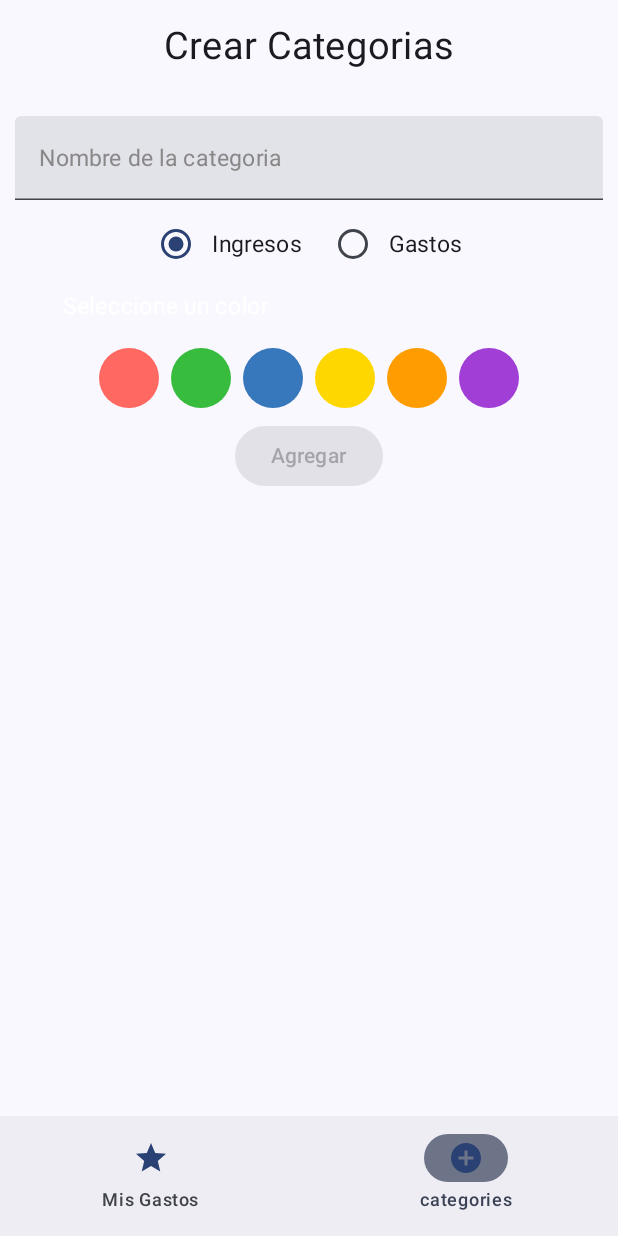
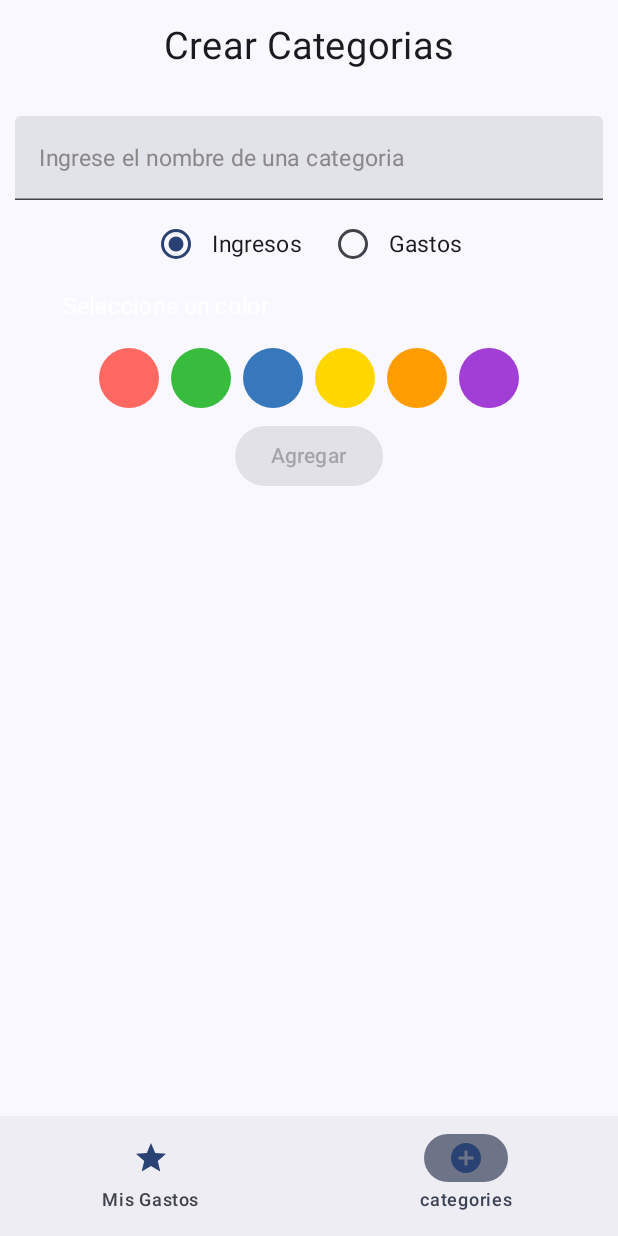
Before and after one commit to unlam-tec-movil/A2-2023-H2-E4, an Android app built with Jetpack Compose: the CategoryScreen screen opened through its navigation route, on a phone screen of 412 x 824 dp. Run offline under Robolectric (Android 15) with nearby library versions, the phone set to English and light mode, and no system bars; our stand-ins replace Dagger/Hilt's generated code.

Commit message:
Se verifica que se agregue bien a la BD las categorias (#22)
* Se verifica que se agregue bien a la BD las categorias

```diff
--- a/app/src/main/java/ar/edu/unlam/mobile/scaffold/ui/screens/categoryScreen/CategoryScreen.kt
+++ b/app/src/main/java/ar/edu/unlam/mobile/scaffold/ui/screens/categoryScreen/CategoryScreen.kt
@@ -1,15 +1,17 @@
 package ar.edu.unlam.mobile.scaffold.ui.screens.categoryScreen
 
-import CategoryTextField
 import androidx.compose.foundation.background
 import androidx.compose.foundation.layout.Column
 import androidx.compose.foundation.layout.Spacer
 import androidx.compose.foundation.layout.fillMaxSize
+import androidx.compose.foundation.layout.fillMaxWidth
 import androidx.compose.foundation.layout.height
 import androidx.compose.foundation.layout.padding
+import androidx.compose.foundation.text.KeyboardOptions
 import androidx.compose.material3.Button
 import androidx.compose.material3.MaterialTheme
 import androidx.compose.material3.Text
+import androidx.compose.material3.TextField
 import androidx.compose.runtime.Composable
 import androidx.compose.runtime.getValue
 import androidx.compose.runtime.mutableStateOf
@@ -17,6 +19,8 @@ import androidx.compose.runtime.remember
 import androidx.compose.runtime.setValue
 import androidx.compose.ui.Alignment
 import androidx.compose.ui.Modifier
+import androidx.compose.ui.graphics.Color
+import androidx.compose.ui.text.input.KeyboardType
 import androidx.compose.ui.unit.dp
 import androidx.compose.ui.unit.sp
 import androidx.hilt.navigation.compose.hiltViewModel
@@ -33,7 +37,7 @@ fun CategoryScreen(
     var selectedColor by remember { mutableStateOf<ColorsCategory?>(null) }
     var colorClick by remember { mutableStateOf(false) }
     var selectedOption by remember { mutableStateOf("Ingresos") }
-    var category by remember { mutableStateOf("") }
+    var categoryName by remember { mutableStateOf("") }
 
     Column(
         modifier = Modifier
@@ -48,12 +52,21 @@ fun CategoryScreen(
         )
         Spacer(modifier = Modifier.height(16.dp))
 
-        // Componente TextField
-        CategoryTextField(
-            colorClick = colorClick,
-            category = category,
-            onCategoryChanged = { updatedCategory ->
-                category = updatedCategory
+        TextField(
+            value = categoryName,
+            onValueChange = { categoryName = it },
+            keyboardOptions = KeyboardOptions.Default.copy(
+                keyboardType = KeyboardType.Number,
+            ),
+            modifier = Modifier
+                .fillMaxWidth()
+                .padding(start = 10.dp, end = 10.dp),
+            placeholder = {
+                Text(
+                    text = "Ingrese el nombre de una categoria",
+                    fontSize = 15.sp,
+                    color = if (!colorClick) Color.Gray else Color.Red,
+                )
             },
         )
 
@@ -73,14 +86,14 @@ fun CategoryScreen(
         }
 
         // Validación que habilita el botón
-        val isInputValid = category.isNotBlank() && selectedColor != null
+        val isInputValid = categoryName.isNotBlank() && selectedColor != null
 
         Button(
             enabled = isInputValid,
             onClick = {
                 // Llama funcion de viewModel que hace el insert a la BD
-                viewModel.addCategoryToDatabase(category, selectedOption, selectedColor?.colorHex ?: ColorsCategory.ROJO.colorHex)
-                category = ""
+                viewModel.addCategoryToDatabase(categoryName, selectedOption, selectedColor?.colorHex ?: ColorsCategory.ROJO.colorHex)
+                categoryName = ""
             },
         ) {
             Text(text = "Agregar")
--- a/app/src/main/java/ar/edu/unlam/mobile/scaffold/ui/screens/categoryScreen/CategoryViewModel.kt
+++ b/app/src/main/java/ar/edu/unlam/mobile/scaffold/ui/screens/categoryScreen/CategoryViewModel.kt
@@ -33,6 +33,8 @@ constructor(val appDatabase: AppDatabase) : ViewModel() {
                     color = getColorCategoryFromHex(colorHex),
                 )
                 appDatabase.categoryDao().insertCategory(newCategory)
+                var myCategories = appDatabase.categoryDao().getAllCategories()
+                print(myCategories)
             }
         }
     }
```
